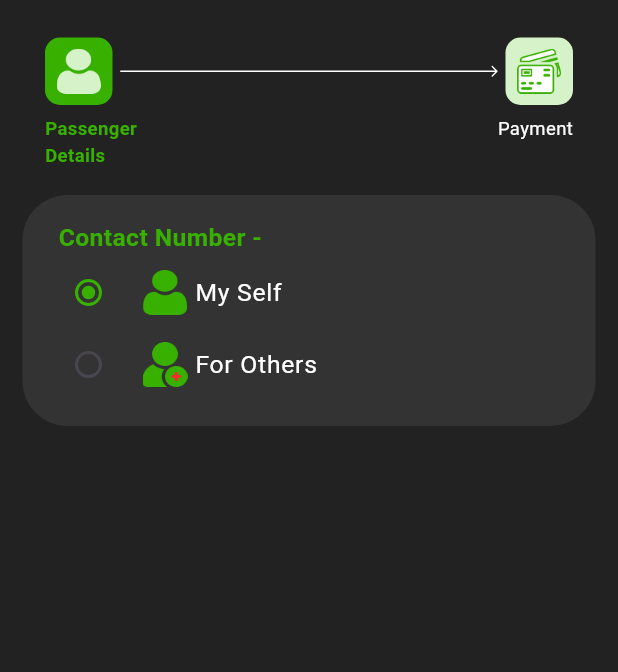
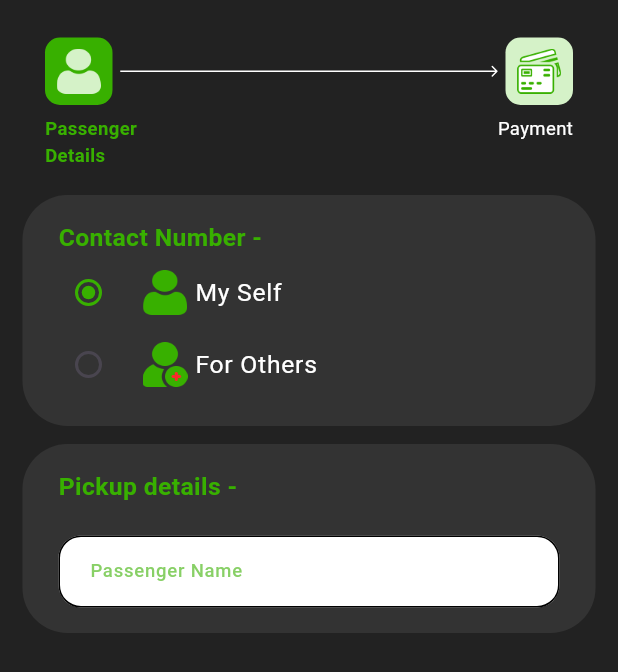
Before and after one commit to MohammedGhazaly/yatri_task, a Flutter app: the screen it shows after launch, on a phone screen of 412 x 824 dp. Shown: the top 672 px of the screen. Run offline on Flutter 3.47's test engine with Material 3 defaults, Android fonts, the phone set to English and light mode, and no system bars; our stand-ins replace flutter_svg.

Commit message:
Created custom text field and started working on pickup form

```diff
--- a/lib/core/utils/app_style.dart
+++ b/lib/core/utils/app_style.dart
@@ -6,6 +6,13 @@ class AppStyle {
     return TextStyle(
       fontSize: getResponsiveFontSize(context, fontSize: 12),
       fontWeight: FontWeight.w700,
+    );
+  }
+
+  static TextStyle getTextStyleMedium12(BuildContext context) {
+    return TextStyle(
+      fontSize: getResponsiveFontSize(context, fontSize: 12),
+      fontWeight: FontWeight.w500,
     );
   }
 
--- /dev/null
+++ b/lib/core/widgets/custom_text_field.dart
@@ -0,0 +1,40 @@
+import 'package:flutter/material.dart';
+import 'package:yatri_car_task/core/utils/app_colors.dart';
+import 'package:yatri_car_task/core/utils/app_style.dart';
+
+class CustomTextField extends StatelessWidget {
+  final String hintText;
+  const CustomTextField({super.key, required this.hintText});
+
+  @override
+  Widget build(BuildContext context) {
+    return TextFormField(
+      cursorColor: AppColors.primaryColor,
+      style: AppStyle.getTextStyleBold12(context).copyWith(
+        color: AppColors.primaryColor,
+      ),
+      decoration: InputDecoration(
+        hintText: hintText,
+        contentPadding: const EdgeInsets.symmetric(horizontal: 17, vertical: 0),
+        fillColor: Colors.white,
+        filled: true,
+        hintStyle: AppStyle.getTextStyleMedium12(context).copyWith(
+          color: AppColors.primaryColor.withOpacity(0.6),
+        ),
+        border: OutlineInputBorder(
+          borderRadius: BorderRadius.circular(15),
+        ),
+        enabledBorder: OutlineInputBorder(
+          borderRadius: BorderRadius.circular(15),
+        ),
+        focusedBorder: OutlineInputBorder(
+          borderRadius: BorderRadius.circular(15),
+          borderSide: BorderSide(
+              color: AppColors.primaryColor,
+              style: BorderStyle.solid,
+              width: 2),
+        ),
+      ),
+    );
+  }
+}
--- a/lib/views/passenger_details/widgets/passenger_details_body.dart
+++ b/lib/views/passenger_details/widgets/passenger_details_body.dart
@@ -1,9 +1,9 @@
 import 'package:flutter/material.dart';
-import 'package:yatri_car_task/core/utils/app_assets.dart';
 import 'package:yatri_car_task/core/utils/app_colors.dart';
 import 'package:yatri_car_task/core/utils/app_style.dart';
 import 'package:yatri_car_task/core/widgets/renting_progress.dart';
 import 'package:yatri_car_task/views/passenger_details/widgets/contact_number_section.dart';
+import 'package:yatri_car_task/views/passenger_details/widgets/pickup_details_form.dart';
 
 class PassengerDetailsBody extends StatelessWidget {
   const PassengerDetailsBody({super.key});
@@ -19,7 +19,9 @@ class PassengerDetailsBody extends StatelessWidget {
               SizedBox(height: 25),
               RentingProgress(),
               SizedBox(height: 17),
-              ContactNumberSection()
+              ContactNumberSection(),
+              SizedBox(height: 12),
+              PickupDetailsForm(),
             ],
           ),
         ),
--- /dev/null
+++ b/lib/views/passenger_details/widgets/pickup_details_form.dart
@@ -0,0 +1,37 @@
+import 'package:flutter/material.dart';
+import 'package:yatri_car_task/core/utils/app_colors.dart';
+import 'package:yatri_car_task/core/utils/app_style.dart';
+import 'package:yatri_car_task/core/widgets/custom_text_field.dart';
+
+class PickupDetailsForm extends StatelessWidget {
+  const PickupDetailsForm({super.key});
+
+  @override
+  Widget build(BuildContext context) {
+    return Container(
+      padding: const EdgeInsets.symmetric(vertical: 17, horizontal: 24),
+      width: double.infinity,
+      decoration: BoxDecoration(
+        color: AppColors.darkColor,
+        borderRadius: BorderRadius.circular(30),
+      ),
+      child: Form(
+        child: Column(
+          crossAxisAlignment: CrossAxisAlignment.start,
+          children: [
+            Text(
+              "Pickup details -",
+              style: AppStyle.getTextStyleBold16(context).copyWith(
+                color: AppColors.primaryColor,
+              ),
+            ),
+            SizedBox(
+              height: 20,
+            ),
+            CustomTextField(hintText: "Passenger Name")
+          ],
+        ),
+      ),
+    );
+  }
+}
```
